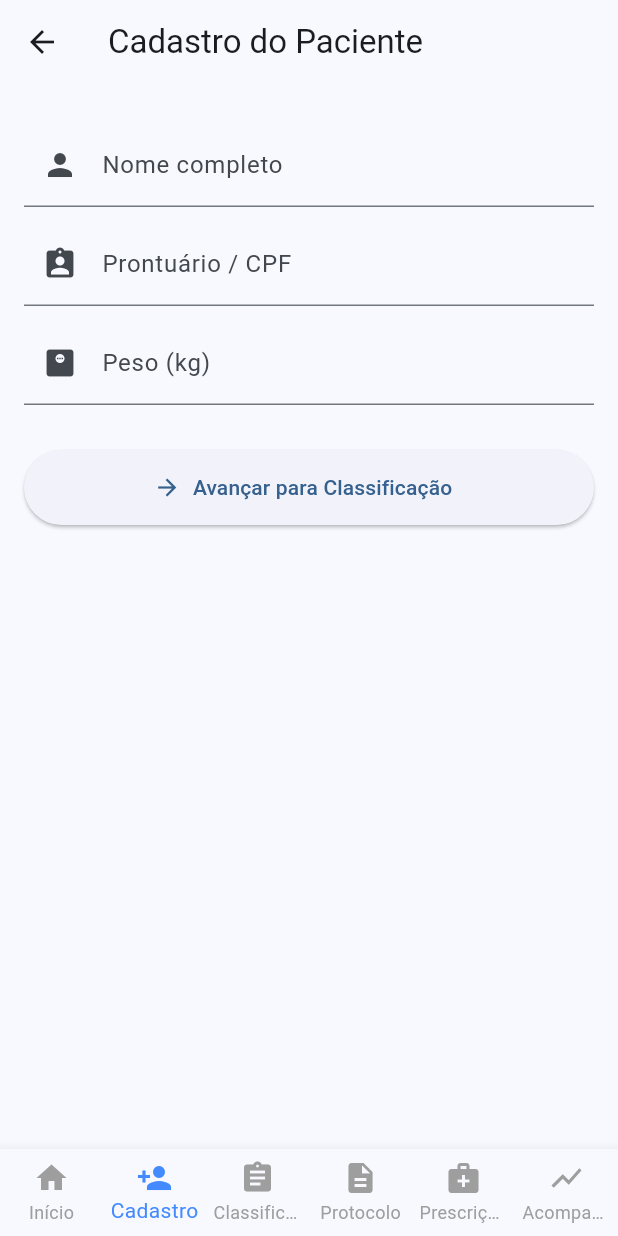
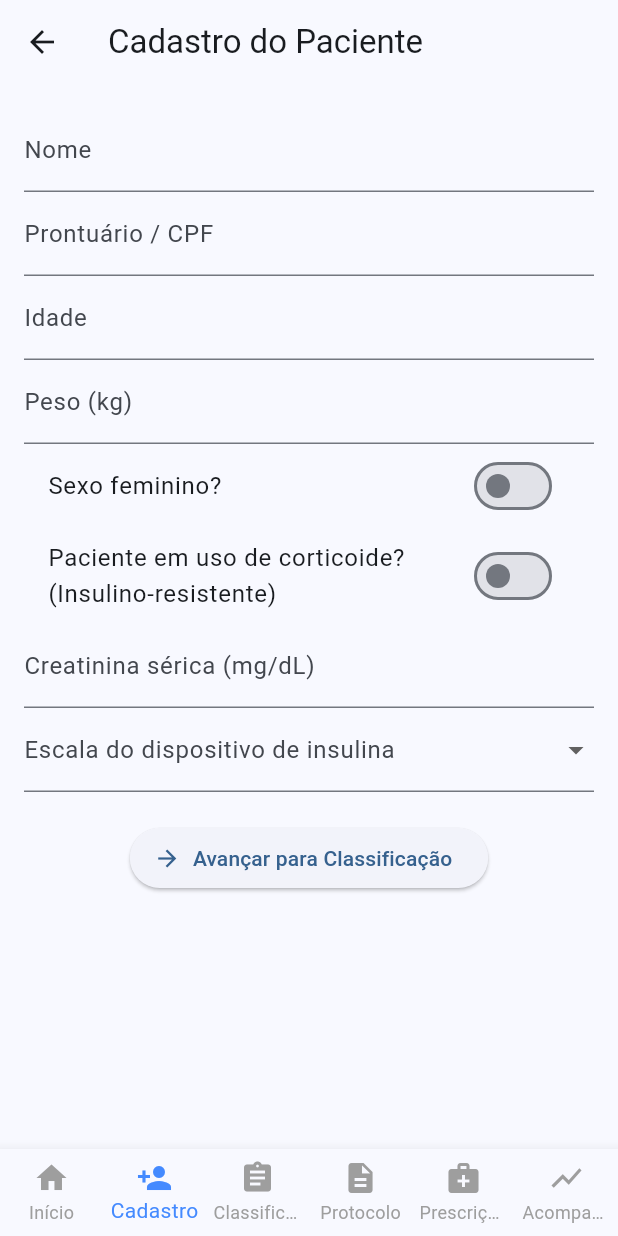
Before and after one commit to alexssander-cristino/projetoExtenMobile, a Flutter app: the CadastroPage screen opened by its route, on a phone screen of 412 x 824 dp. Run offline on Flutter 3.47's test engine with Material 3 defaults, Android fonts, the phone set to English and light mode, and no system bars.

```diff
--- a/flutter_application_1/lib/pages/cadastro_page.dart
+++ b/flutter_application_1/lib/pages/cadastro_page.dart
@@ -1,5 +1,6 @@
 import 'package:flutter/material.dart';
-import '../widgets/navbar.dart';
+import 'dart:math';
+import '../widgets/navbar.dart'; // 👈 importa sua NavBar
 
 class CadastroPage extends StatefulWidget {
   const CadastroPage({super.key});
@@ -13,71 +14,129 @@
   final _nameController = TextEditingController();
   final _prontuarioController = TextEditingController();
   final _weightController = TextEditingController();
+  final _creatininaController = TextEditingController();
+  final _idadeController = TextEditingController();
 
-  @override
-  void dispose() {
-    _nameController.dispose();
-    _prontuarioController.dispose();
-    _weightController.dispose();
-    super.dispose();
-  }
+  bool _isCorticoide = false;
+  bool _isMulher = false;
+  String? _escalaDispositivo;
 
-  void _goToNextStep() {
-    if (_formKey.currentState!.validate()) {
-      Navigator.pushNamed(context, '/classificacao');
-    }
+  double calcularTFG(double scr, int idade, bool mulher) {
+    const double kappa = 0.7;
+    const double alfaMulher = -0.241;
+    const double alfaHomem = -0.302;
+
+    double minScr = scr / kappa;
+    double maxScr = scr / kappa;
+
+    double tfg = 142 *
+        (minScr < 1 ? pow(minScr, mulher ? alfaMulher : alfaHomem) : 1) *
+        (maxScr > 1 ? pow(maxScr, -1.200) : 1) *
+        pow(0.9938, idade) *
+        (mulher ? 1.012 : 1.0);
+
+    return tfg;
   }
 
   @override
   Widget build(BuildContext context) {
     return Scaffold(
       appBar: AppBar(title: const Text('Cadastro do Paciente')),
-      body: Padding(
+      body: SingleChildScrollView(
         padding: const EdgeInsets.all(16),
         child: Form(
           key: _formKey,
-          child: ListView(
+          child: Column(
             children: [
-              const SizedBox(height: 10),
               TextFormField(
                 controller: _nameController,
-                decoration: const InputDecoration(
-                  labelText: 'Nome completo',
-                  prefixIcon: Icon(Icons.person),
-                ),
-                validator: (v) => v == null || v.isEmpty ? 'Informe o nome' : null,
+                decoration: const InputDecoration(labelText: 'Nome'),
+                validator: (v) =>
+                    v == null || v.isEmpty ? 'Informe o nome' : null,
               ),
-              const SizedBox(height: 10),
               TextFormField(
                 controller: _prontuarioController,
-                decoration: const InputDecoration(
-                  labelText: 'Prontuário / CPF',
-                  prefixIcon: Icon(Icons.assignment_ind),
-                ),
+                decoration:
+                    const InputDecoration(labelText: 'Prontuário / CPF'),
               ),
-              const SizedBox(height: 10),
+              TextFormField(
+                controller: _idadeController,
+                decoration: const InputDecoration(labelText: 'Idade'),
+                keyboardType: TextInputType.number,
+              ),
               TextFormField(
                 controller: _weightController,
-                decoration: const InputDecoration(
-                  labelText: 'Peso (kg)',
-                  prefixIcon: Icon(Icons.monitor_weight),
-                ),
+                decoration: const InputDecoration(labelText: 'Peso (kg)'),
                 keyboardType: TextInputType.number,
               ),
-              const SizedBox(height: 30),
+              SwitchListTile(
+                title: const Text('Sexo feminino?'),
+                value: _isMulher,
+                onChanged: (v) => setState(() => _isMulher = v),
+              ),
+              SwitchListTile(
+                title: const Text(
+                    'Paciente em uso de corticoide? (Insulino-resistente)'),
+                value: _isCorticoide,
+                onChanged: (v) => setState(() => _isCorticoide = v),
+              ),
+              TextFormField(
+                controller: _creatininaController,
+                decoration: const InputDecoration(
+                    labelText: 'Creatinina sérica (mg/dL)'),
+                keyboardType: TextInputType.number,
+              ),
+              DropdownButtonFormField<String>(
+                decoration: const InputDecoration(
+                  labelText: 'Escala do dispositivo de insulina',
+                ),
+                items: const [
+                  DropdownMenuItem(
+                    value: '1',
+                    child: Text('1 unidade (caneta ou seringa 1/1)'),
+                  ),
+                  DropdownMenuItem(
+                    value: '2',
+                    child: Text('2 unidades (seringa 2/2)'),
+                  ),
+                ],
+                onChanged: (v) => setState(() => _escalaDispositivo = v),
+                validator: (v) =>
+                    v == null ? 'Selecione a escala do dispositivo' : null,
+              ),
+              const SizedBox(height: 20),
               ElevatedButton.icon(
                 icon: const Icon(Icons.arrow_forward),
                 label: const Text('Avançar para Classificação'),
-                style: ElevatedButton.styleFrom(
-                  minimumSize: const Size(double.infinity, 50),
-                ),
-                onPressed: _goToNextStep,
+                onPressed: () {
+                  if (_formKey.currentState!.validate()) {
+                    if (_creatininaController.text.isNotEmpty &&
+                        _idadeController.text.isNotEmpty) {
+                      double scr =
+                          double.tryParse(_creatininaController.text) ?? 0;
+                      int idade = int.tryParse(_idadeController.text) ?? 0;
+                      double tfg = calcularTFG(scr, idade, _isMulher);
+                      debugPrint('TFG estimada: ${tfg.toStringAsFixed(2)}');
+                    }
+
+                    Navigator.pushNamed(
+                      context,
+                      '/classificacao',
+                      arguments: {
+                        'nome': _nameController.text,
+                        'peso': _weightController.text,
+                        'corticoide': _isCorticoide,
+                        'escala': _escalaDispositivo,
+                      },
+                    );
+                  }
+                },
               ),
             ],
           ),
         ),
       ),
-      bottomNavigationBar: const NavBar(selectedIndex: 1),
+      bottomNavigationBar: const NavBar(selectedIndex: 1), // 👈 Adiciona a NavBar
     );
   }
 }
```
